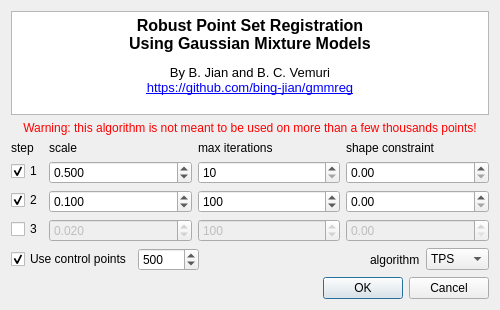
This is plugins/qGMMREG/qGMMRegDialog.ui in CloudCompare/CloudCompare as Qt 5 draws it before an edit. The edited form follows.
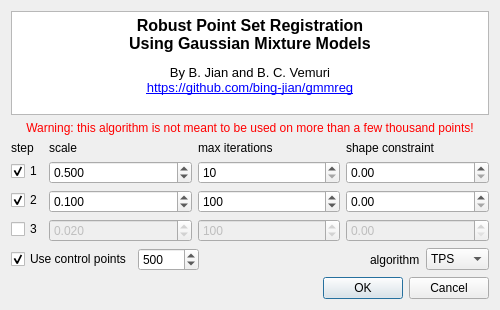
This is the edited form. Icons and pictures are not drawn.

```diff
--- a/plugins/qGMMREG/qGMMRegDialog.ui
+++ b/plugins/qGMMREG/qGMMRegDialog.ui
@@ -42,7 +42,7 @@
       <string notr="true">color:red;</string>
      </property>
      <property name="text">
-      <string>Warning: this algorithm is not meant to be used on more than a few thousands points!</string>
+      <string>Warning: this algorithm is not meant to be used on more than a few thousand points!</string>
      </property>
      <property name="alignment">
       <set>Qt::AlignCenter</set>
```
